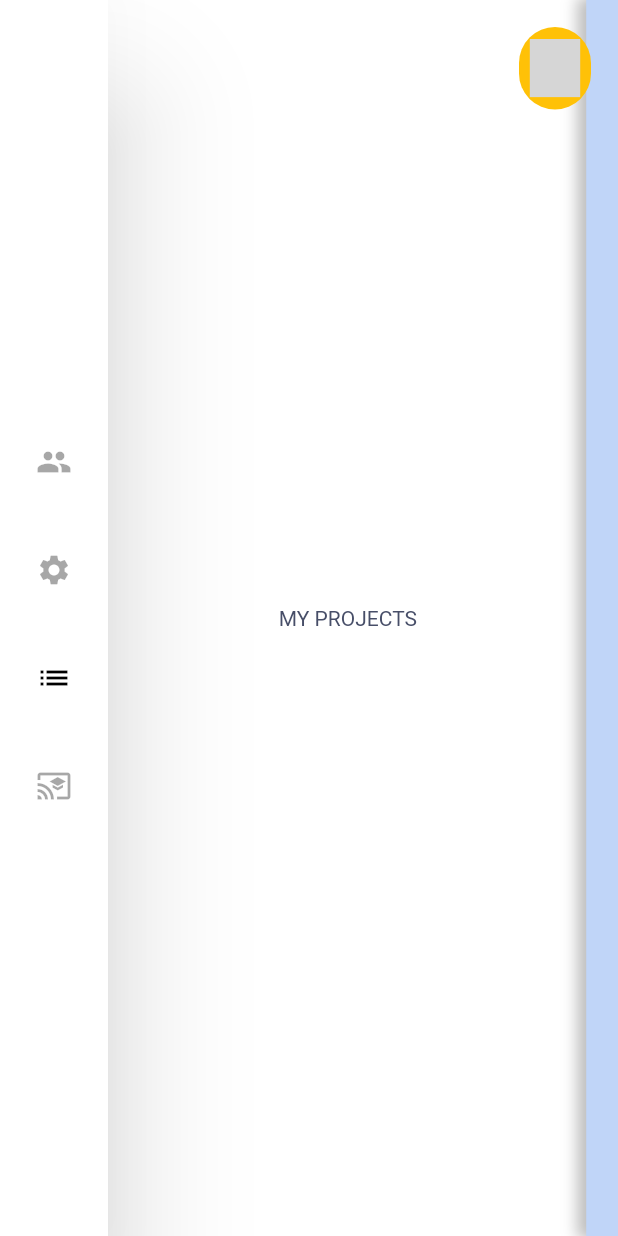
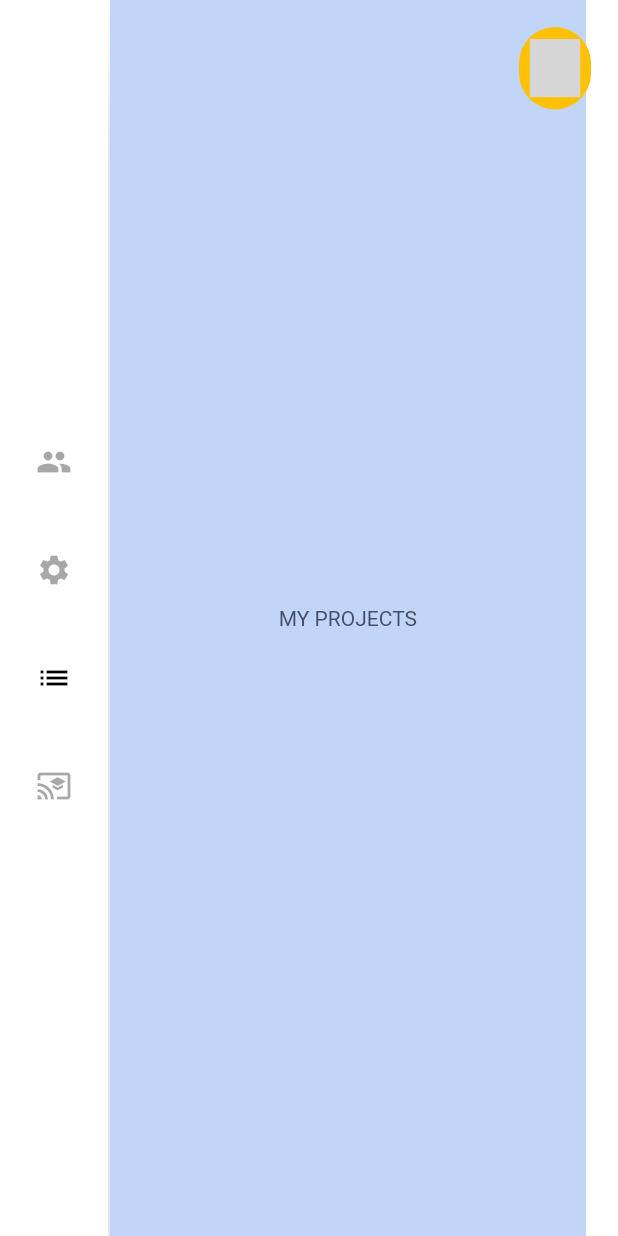
Before and after one commit to Khoirul-Anam21/my-porto, a Flutter app: the screen it shows after launch, after a tap on "My Skills", after a tap on "My Projects", on a phone screen of 412 x 824 dp. Run offline on Flutter 3.47's test engine with Material 2 defaults, Android fonts, the light colour scheme and no system bars; our stand-ins replace flutter_svg, shared_preferences; missing offline and left inert: circular_rotation, day_night_switcher; grey boxes are pictures that could not be loaded.

Commit message:
finishing skills view

```diff
--- a/lib/components/components_lib.dart
+++ b/lib/components/components_lib.dart
@@ -2,7 +2,6 @@
 export 'primary/intro_title.dart';
 export 'primary/intro_pict.dart';
 export 'nav_data.dart';
-export 'skills_data.dart';
 export 'navs/navbar_phone.dart';
 export 'navs/navbar_large.dart';
 export 'primary/circle_decor.dart';
--- a/lib/components/primary/circle_skills.dart
+++ b/lib/components/primary/circle_skills.dart
@@ -4,6 +4,7 @@ import 'package:circular_rotation/circular_rotation.dart';
 import 'package:flutter/material.dart';
 import 'package:flutter_svg/flutter_svg.dart';
 import 'package:porto_web/components/components_lib.dart';
+import 'package:porto_web/global_vars/global_vars.dart';
 import 'package:porto_web/providers/theme_provider.dart';
 import 'package:porto_web/themes/dark_colors.dart';
 import 'package:porto_web/themes/light_colors.dart';
@@ -33,7 +34,7 @@ class SkillsCircle extends StatelessWidget {
               repeatAnimation: true,
               firstCircleAnimationDuration: 14000,
               firstCircleRadius: 40,
-              firstCircleWidgets: List<Widget>.from(skills
+              firstCircleWidgets: List<Widget>.from(PersonalData.skills
                   .map((skill) => Transform.scale(
                         scale: 1.7,
                         child: Container(
@@ -83,7 +84,7 @@ class _AnimatedTechNameState extends State<AnimatedTechName> {
   void initState() {
     super.initState();
     _techNames =
-        List<String>.from(skills.map((skill) => skill['name']).toList());
+        List<String>.from(PersonalData.skills.map((skill) => skill['name']).toList());
     _counter = 0;
     _currentText = _techWidgets[0];
     _timer = Timer.periodic(const Duration(seconds: 1), (timer) {
--- a/lib/components/skills_data.dart
+++ /dev/null
@@ -1,10 +0,0 @@
-
-
-final List<Map> skills = [
-  {'name': 'NodeJS', 'svg' : 'assets/icons8-nodejs.svg'},
-  {'name': 'Golang', 'svg' : 'assets/icons8-golang.svg'},
-  {'name': 'Express.js', 'svg' : 'assets/icons8-express-js.svg'},
-  {'name': 'Flutter & Dart', 'svg' : 'assets/icons8-flutter.svg'},
-  {'name': 'Git/Github', 'svg' : 'assets/icons8-github.svg'},
-  {'name': 'PostgreSQL', 'svg' : 'assets/icons8-postgresql.svg'},
-];
--- a/lib/global_vars/global_vars.dart
+++ b/lib/global_vars/global_vars.dart
@@ -1 +1,15 @@
 export 'screen_size.dart';
+
+class PersonalData {
+  static const String cvURL =
+      'https://docs.google.com/document/d/1B09vjlvs6BRPIiXFsgUlOEos6JMNCoZjHxe3PVf8WVA/edit?usp=sharing';
+
+  static const List<Map> skills = [
+    {'name': 'NodeJS', 'svg': 'assets/icons8-nodejs.svg'},
+    {'name': 'Golang', 'svg': 'assets/icons8-golang.svg'},
+    {'name': 'Express.js', 'svg': 'assets/icons8-express-js.svg'},
+    {'name': 'Flutter & Dart', 'svg': 'assets/icons8-flutter.svg'},
+    {'name': 'Git/Github', 'svg': 'assets/icons8-github.svg'},
+    {'name': 'PostgreSQL', 'svg': 'assets/icons8-postgresql.svg'},
+  ];
+}
--- a/lib/themes/my_themes.dart
+++ b/lib/themes/my_themes.dart
@@ -20,13 +20,32 @@ class Styles {
             color: Colors.black,
           );
     return ThemeData(
-      textTheme: TextTheme(bodyText2: TextStyle(color: isDarkTheme? AppLightTheme.kMainColorTwo: AppDarkTheme.kMainColorTwo)),
-      scaffoldBackgroundColor: isDarkTheme ? AppDarkTheme.kMainColorOne
-          : Colors.white,
+      elevatedButtonTheme: ElevatedButtonThemeData(
+          style: ButtonStyle(
+        backgroundColor: MaterialStateProperty.resolveWith((states) {
+          if (isDarkTheme) {
+            return AppLightTheme.kMainColorTwo;
+          }
+          return AppDarkTheme.kMainColorTwo;
+        }),
+        foregroundColor: MaterialStateProperty.resolveWith((states) =>
+            isDarkTheme
+                ? AppDarkTheme.kMainColorTwo
+                : AppLightTheme.kMainColorTwo),
+      )),
+      textTheme: TextTheme(
+          bodyText2: TextStyle(
+              color: isDarkTheme
+                  ? AppLightTheme.kMainColorTwo
+                  : AppDarkTheme.kMainColorTwo)),
+      scaffoldBackgroundColor:
+          isDarkTheme ? AppDarkTheme.kMainColorOne : Colors.white,
       primarySwatch: isDarkTheme
           ? createMaterialColor(AppDarkTheme.kMainColorOne)
           : createMaterialColor(AppLightTheme.kMainColorOne),
-      primaryColor: isDarkTheme ? AppLightTheme.kMainColorTwo : AppDarkTheme.kMainColorTwo,
+      primaryColor: isDarkTheme
+          ? AppLightTheme.kMainColorTwo
+          : AppDarkTheme.kMainColorTwo,
       bottomNavigationBarTheme: BottomNavigationBarThemeData(
         unselectedItemColor: isDarkTheme ? Colors.white : Colors.black,
         unselectedIconTheme:
@@ -46,17 +65,26 @@ class Styles {
         selectedLabelTextStyle: selectedNavRailLabelStyle,
       ),
       backgroundColor: isDarkTheme ? Colors.blueGrey[800] : Colors.white,
-      indicatorColor: isDarkTheme ? const Color(0xff0E1D36) : const Color(0xffCBDCF8),
-      hintColor: isDarkTheme ? const Color(0xff280C0B) : const Color(0xffEECED3),
-      highlightColor: isDarkTheme ? const Color(0xff372901) : const Color(0xffFCE192),
-      hoverColor: isDarkTheme ? const Color(0xff3A3A3B) : const Color(0xff4285F4),
-      focusColor: isDarkTheme ? const Color(0xff0B2512) : const Color(0xffA8DAB5),
+      indicatorColor:
+          isDarkTheme ? const Color(0xff0E1D36) : const Color(0xffCBDCF8),
+      hintColor:
+          isDarkTheme ? const Color(0xff280C0B) : const Color(0xffEECED3),
+      highlightColor:
+          isDarkTheme ? const Color(0xff372901) : const Color(0xffFCE192),
+      hoverColor:
+          isDarkTheme ? const Color(0xff3A3A3B) : const Color(0xff4285F4),
+      focusColor:
+          isDarkTheme ? const Color(0xff0B2512) : const Color(0xffA8DAB5),
       disabledColor: Colors.grey,
-      cardColor: isDarkTheme ? createMaterialColor(const Color.fromARGB(0, 24, 36, 255)) : Colors.white,
+      cardColor: isDarkTheme
+          ? createMaterialColor(const Color.fromARGB(0, 24, 36, 255))
+          : Colors.white,
       canvasColor: isDarkTheme ? Colors.black : Colors.grey[50],
       brightness: isDarkTheme ? Brightness.dark : Brightness.light,
       buttonTheme: Theme.of(context).buttonTheme.copyWith(
-          colorScheme: isDarkTheme ?const ColorScheme.dark() :const ColorScheme.light()),
+          colorScheme: isDarkTheme
+              ? const ColorScheme.dark()
+              : const ColorScheme.light()),
       appBarTheme: const AppBarTheme(
         elevation: 0.0,
       ),
--- a/lib/views/projects_view.dart
+++ b/lib/views/projects_view.dart
@@ -10,27 +10,16 @@ class ProjectsView extends StatelessWidget {
   @override
   Widget build(BuildContext context) {
     bool isDark = context.watch<DarkThemeProvider>().darkTheme;
-    return Flex(
-      direction: Axis.horizontal,
+    return Row(
       children: [
-        const Expanded(flex: 15, child: Center(child: Text("MY PROJECTS"))),
         Expanded(
-            flex: 1,
-            child: Container(
-              decoration: BoxDecoration(
-                  color: isDark
-                      ? AppDarkTheme.kMainColorTwo
-                      : AppLightTheme.kMainColorTwo,
-                  boxShadow: isDark
-                      ? null
-                      : const [
-                          BoxShadow(
-                              offset: Offset(-4, 0),
-                              color: Colors.black26,
-                              blurRadius: 8,
-                              spreadRadius: 2)
-                        ]),
-            ))
+          flex: 15,
+          child: Container(
+              color:
+                  isDark ? AppDarkTheme.kMainColorTwo : AppLightTheme.kMainColorTwo,
+              child: const Center(child: Text("MY PROJECTS"))),
+        ),
+            Expanded(flex: 1, child: Container(color: isDark ?  AppDarkTheme.kMainColorOne : Colors.white)),
       ],
     );
   }
--- a/lib/views/skills_view.dart
+++ b/lib/views/skills_view.dart
@@ -1,8 +1,11 @@
 import 'package:flutter/material.dart';
 import 'package:porto_web/components/components_lib.dart';
+import 'package:porto_web/global_vars/global_vars.dart';
 import 'package:porto_web/providers/theme_provider.dart';
 import 'package:porto_web/themes/dark_colors.dart';
+import 'package:porto_web/themes/light_colors.dart';
 import 'package:provider/provider.dart';
+import 'package:url_launcher/url_launcher.dart';
 
 class SkillsView extends StatelessWidget {
   const SkillsView({super.key});
@@ -10,18 +13,109 @@ class SkillsView extends StatelessWidget {
   @override
   Widget build(BuildContext context) {
     bool isDark = context.watch<DarkThemeProvider>().darkTheme;
-    return Container(
-      decoration: BoxDecoration(
-        color:
-            isDark ? AppDarkTheme.kMainColorTwo : null,
-      ),
-      child: Row(
-        mainAxisAlignment: MainAxisAlignment.spaceAround,
-        children: [
-          Center(child: Text("MY SKILLS", style: Theme.of(context).textTheme.headline3,)),
-          const SkillsCircle()
-        ],
-      ),
+    return Row(
+      mainAxisAlignment: MainAxisAlignment.spaceAround,
+      children: [
+        Expanded(
+          flex: 15,
+          child: Row(
+            mainAxisAlignment: MainAxisAlignment.spaceAround,
+            children: const [
+              MainContent(),
+              SkillsCircle(),
+            ],
+          ),
+        ),
+        Expanded(
+            flex: 1,
+            child: Container(
+              decoration: BoxDecoration(
+                  color: isDark
+                      ? AppDarkTheme.kMainColorTwo
+                      : AppLightTheme.kMainColorTwo,
+                  boxShadow: isDark
+                      ? null
+                      : const [
+                          BoxShadow(
+                              offset: Offset(-4, 0),
+                              color: Colors.black26,
+                              blurRadius: 8,
+                              spreadRadius: 2)
+                        ]),
+            ))
+      ],
     );
   }
 }
+
+class MainContent extends StatelessWidget {
+  const MainContent({
+    Key? key,
+  }) : super(key: key);
+
+  @override
+  Widget build(BuildContext context) {
+    return Center(
+        child: Column(
+      crossAxisAlignment: CrossAxisAlignment.start,
+      mainAxisAlignment: MainAxisAlignment.spaceAround,
+      children: [
+        const SizedBox(
+          height: 40,
+        ),
+        Column(
+          crossAxisAlignment: CrossAxisAlignment.start,
+          children: [
+            Padding(
+              padding: const EdgeInsets.all(4.0),
+              child: Text(
+                "My Skills",
+                style: Theme.of(context).textTheme.headline3,
+              ),
+            ),
+            const Padding(
+              padding: EdgeInsets.all(4.0),
+              child: Text("My tech skills that I use"),
+            ),
+            const Padding(
+              padding: EdgeInsets.all(4.0),
+              child: CircleDecoration(),
+            ),
+          ],
+        ),
+        const CVAccessWidget()
+      ],
+    ));
+  }
+}
+
+class CVAccessWidget extends StatefulWidget {
+  const CVAccessWidget({
+    Key? key,
+  }) : super(key: key);
+
+  @override
+  State<CVAccessWidget> createState() => _CVAccessWidgetState();
+}
+
+class _CVAccessWidgetState extends State<CVAccessWidget> {
+  final Uri _cvUrl = Uri.parse(PersonalData.cvURL);
+
+  @override
+  Widget build(BuildContext context) {
+    return Column(
+      crossAxisAlignment: CrossAxisAlignment.start,
+      mainAxisAlignment: MainAxisAlignment.center,
+      children: [
+        const Text('Access My CV:'),
+        ElevatedButton(
+            onPressed: () async {
+              if (!await launchUrl(_cvUrl)) {
+                throw Exception("INVALID URL");
+              }
+            },
+            child: const Text('CV'))
+      ],
+    );
+  }
+}
--- a/pubspec.yaml
+++ b/pubspec.yaml
@@ -39,6 +39,7 @@ dependencies:
   day_night_switcher: ^0.2.0+1
   circular_rotation: ^0.0.1
   flutter_svg: ^1.1.6
+  url_launcher: ^6.1.8
 
 dev_dependencies:
   flutter_test:
```
Also changed, not shown: pubspec.lock, 5 other files.
